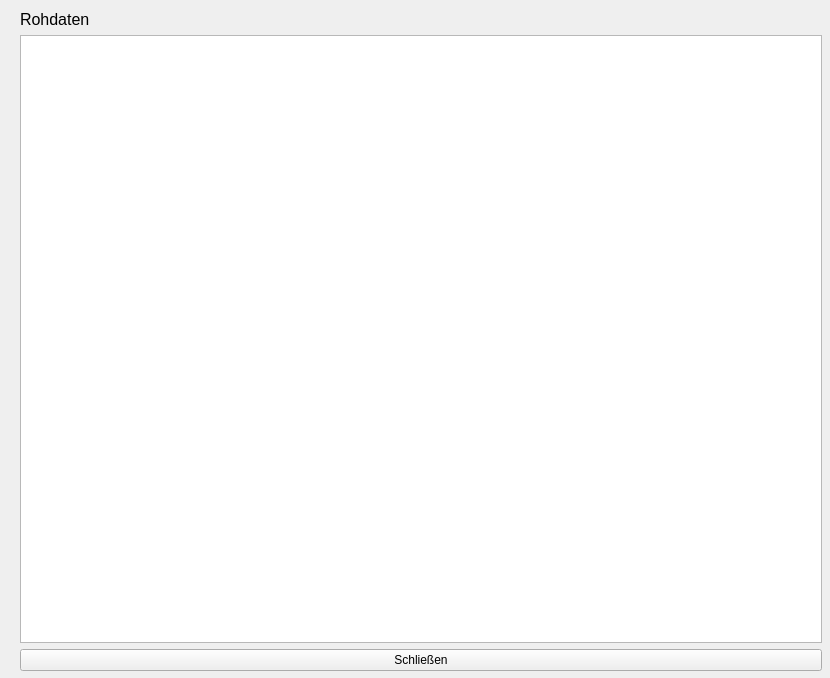
This is src/gui/qt/ui_components/form_show_raw_data.ui in minutogit/eMinuto-Desktop-Prototype as Qt 5 draws it before an edit. The edited form follows.
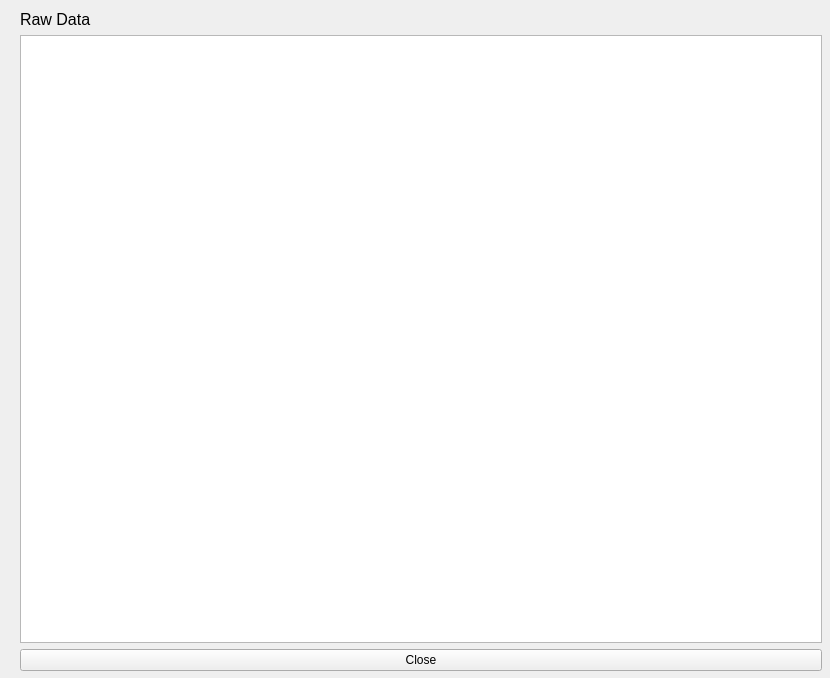
This is the edited form.

The edit to the form file:
```diff
--- a/src/gui/qt/ui_components/form_show_raw_data.ui
+++ b/src/gui/qt/ui_components/form_show_raw_data.ui
@@ -31,7 +31,7 @@
        </font>
       </property>
       <property name="text">
-       <string>Rohdaten</string>
+       <string>Raw Data</string>
       </property>
      </widget>
     </item>
@@ -48,7 +48,7 @@
     <item>
      <widget class="QPushButton" name="pushButton_Close">
       <property name="text">
-       <string>Schließen</string>
+       <string>Close</string>
       </property>
      </widget>
     </item>
```
Left out of the diff: 2 changed lines with no effect on the pictures.
